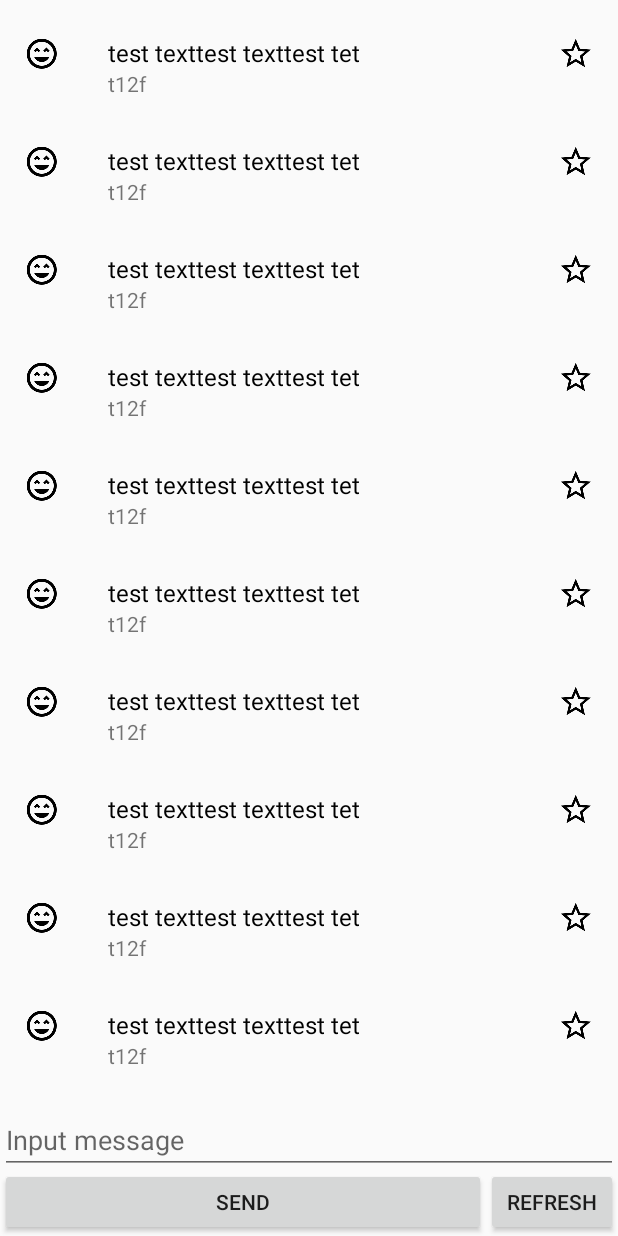
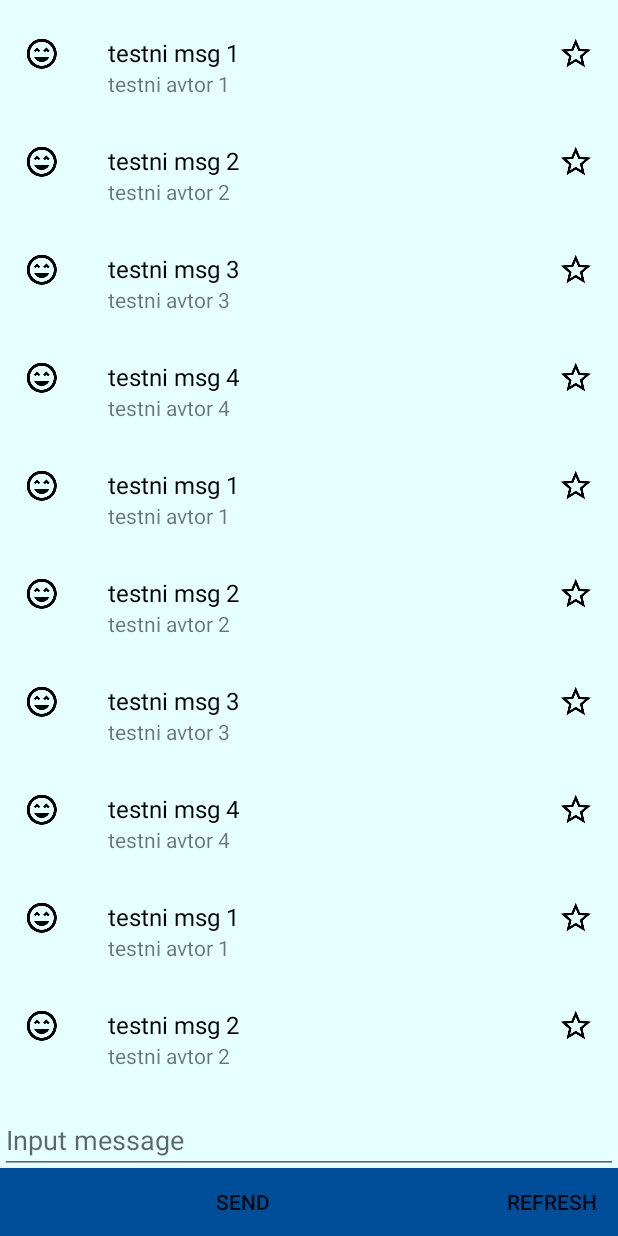
Before and after one commit to lenartbezek/ServiceChat, an Android app: the screen it shows after launch (MessageActivity), after a tap on "LOGIN", on a phone screen of 412 x 824 dp. Run offline under Robolectric (Android 15) with nearby library versions, the phone set to English and light mode, and no system bars.

Commit message:
Fixed
Should now work

```diff
--- a/AndroidStudioProject/ServiceChatTM/app/src/main/java/com/example/admin/servicechattm/adapter/ServiceChatAdapter.java
+++ b/AndroidStudioProject/ServiceChatTM/app/src/main/java/com/example/admin/servicechattm/adapter/ServiceChatAdapter.java
@@ -15,7 +15,7 @@ import java.util.ArrayList;
 import java.util.List;
 
 /**
- * Created by Admin on 28.12.2016.
+ * Adapter za recycler view
  */
 
 public class ServiceChatAdapter extends RecyclerView.Adapter<ServiceChatAdapter.Holder>{
@@ -25,25 +25,27 @@ public class ServiceChatAdapter extends RecyclerView.Adapter<ServiceChatAdapter.
 
     private ItemClickCallback itemClickCallback;
 
-    public interface ItemClickCallback{
-
+    public interface ItemClickCallback {
         void onItemClick(int p);
         void onSecondaryIconClick(int p);
     }
 
-    public void setItemClickCallback(final ItemClickCallback itemClickCallback){
-
+    public void setItemClickCallback(final ItemClickCallback itemClickCallback) {
         this.itemClickCallback = itemClickCallback;
     }
 
     public ServiceChatAdapter(List<ListItem> listData, Context c){
-
-        this.inflater = LayoutInflater.from(c);
+        inflater = LayoutInflater.from(c);
         this.listData = listData;
     }
 
+    public void setListData(ArrayList<ListItem> exerciseList) {
+        this.listData.clear();
+        this.listData.addAll(exerciseList);
+    }
+
     @Override
-    public Holder onCreateViewHolder(ViewGroup parent, int viewType) {
+    public ServiceChatAdapter.Holder onCreateViewHolder(ViewGroup parent, int viewType) {
         View view = inflater.inflate(R.layout.list_item, parent, false);
         return new Holder(view);
     }
@@ -52,17 +54,12 @@ public class ServiceChatAdapter extends RecyclerView.Adapter<ServiceChatAdapter.
     public void onBindViewHolder(Holder holder, int position) {
         ListItem item = listData.get(position);
         holder.title.setText(item.getTitle());
-        holder.name.setText(item.getName());
-        if(item.isFavorite()){
+        holder.subTitle.setText(item.getSubTitle());
+        if (item.isFavourite()){
             holder.secondaryIcon.setImageResource(R.drawable.ic_star_black_24dp);
-        }else{
+        } else {
             holder.secondaryIcon.setImageResource(R.drawable.ic_star_border_black_24dp);
         }
-    }
-
-    public void setListData(ArrayList<ListItem> nekiList){
-        this.listData.clear();
-        this.listData.addAll(nekiList);
     }
 
     @Override
@@ -72,32 +69,30 @@ public class ServiceChatAdapter extends RecyclerView.Adapter<ServiceChatAdapter.
 
     class Holder extends RecyclerView.ViewHolder implements View.OnClickListener{
 
-        private TextView title;
-        private TextView name;
-        private ImageView thumbnail;
-        private ImageView secondaryIcon;
-        private View container;
+        ImageView thumbnail;
+        ImageView secondaryIcon;
+        TextView title;
+        TextView subTitle;
+        View container;
 
         public Holder(View itemView) {
             super(itemView);
-
-            title = (TextView)itemView.findViewById(R.id.twItemTextMessage);
-            name = (TextView)itemView.findViewById(R.id.twItemTextMessageAuthor);
-            thumbnail = (ImageView)itemView.findViewById(R.id.iwItemImage);
-            secondaryIcon = (ImageView)itemView.findViewById(R.id.iwItemIconSecondary);
+            thumbnail = (ImageView)itemView.findViewById(R.id.iwAuthorIcon);
+            secondaryIcon = (ImageView)itemView.findViewById(R.id.iwSecondaryIcon);
             secondaryIcon.setOnClickListener(this);
-            container = itemView.findViewById(R.id.contItemRoot);
+            subTitle = (TextView)itemView.findViewById(R.id.twAuthorName);
+            title = (TextView)itemView.findViewById(R.id.twMessage);
+            container = (View)itemView.findViewById(R.id.cont_item_root);
             container.setOnClickListener(this);
         }
 
         @Override
         public void onClick(View v) {
-            if(v.getId() == R.id.contItemRoot){
+            if (v.getId() == R.id.cont_item_root){
                 itemClickCallback.onItemClick(getAdapterPosition());
-            }else{
+            } else {
                 itemClickCallback.onSecondaryIconClick(getAdapterPosition());
             }
         }
     }
-
 }
--- a/AndroidStudioProject/ServiceChatTM/app/src/main/java/com/example/admin/servicechattm/model/DummyData.java
+++ b/AndroidStudioProject/ServiceChatTM/app/src/main/java/com/example/admin/servicechattm/model/DummyData.java
@@ -6,28 +6,27 @@ import java.util.ArrayList;
 import java.util.List;
 
 /**
- * Created by Admin on 28.12.2016.
+ * Neki testni podatki, naj bi simulirali nekaj kar bi nek servis vrgu vn v jsonu
  */
 
 public class DummyData {
+    private static final String[] titles = {"testni msg 1", "testni msg 2", "testni msg 3", "testni msg 4"
+    };
+    private static final String[] subTitles = {"testni avtor 1", "testni avtor 2", "testni avtor 3", "testni avtor 4"
 
-    private static final String[] titles = {"test 1", "test 2", "test 3"};
-    private static final String[] names = {"name1", "name2", "name3"};
+    };
     private static final int icon = R.drawable.ic_sentiment_very_satisfied_black_24dp;
-    private static final int[] icons = {android.R.drawable.ic_popup_reminder, android.R.drawable.ic_menu_add, android.R.drawable.ic_menu_delete};
 
-    public static List<ListItem> getListData(){
-
+    public static List<ListItem> getListData() {
         List<ListItem> data = new ArrayList<>();
-        for(int i =0; i<5; i++)
-            for(int j=0; j < titles.length; j++){
+        for (int x = 0; x < 4; x++) {
+            for (int i = 0; i < titles.length; i++) {
                 ListItem item = new ListItem();
-                item.setTitle(titles[j]);
-                item.setName(names[j]);
-
-
+                item.setTitle(titles[i]);
+                item.setSubTitle(subTitles[i]);
                 data.add(item);
             }
+        }
         return data;
     }
 }
--- a/AndroidStudioProject/ServiceChatTM/app/src/main/java/com/example/admin/servicechattm/model/ListItem.java
+++ b/AndroidStudioProject/ServiceChatTM/app/src/main/java/com/example/admin/servicechattm/model/ListItem.java
@@ -1,30 +1,37 @@
 package com.example.admin.servicechattm.model;
 
 /**
- * Created by Admin on 28.12.2016.
+ * Definira en element v recycler view-u
  */
 
 public class ListItem {
+    private int imageResId;
+    private String subTitle;
+    private String title;
+    private boolean favourite = false;
 
-    private String title;
-    private int imageResId;
-    private String name;
-    private boolean favorite = false;
-
-    public String getName() {
-        return name;
+    public String getSubTitle() {
+        return subTitle;
     }
 
-    public void setName(String name) {
-        this.name = name;
+    public void setSubTitle(String subTitle) {
+        this.subTitle = subTitle;
     }
 
-    public boolean isFavorite() {
-        return favorite;
+    public boolean isFavourite() {
+        return favourite;
     }
 
-    public void setFavorite(boolean favorite) {
-        this.favorite = favorite;
+    public void setFavourite(boolean favourite) {
+        this.favourite = favourite;
+    }
+
+    public int getImageResId() {
+        return imageResId;
+    }
+
+    public void setImageResId(int imageResId) {
+        this.imageResId = imageResId;
     }
 
     public String getTitle() {
@@ -34,12 +41,4 @@ public class ListItem {
     public void setTitle(String title) {
         this.title = title;
     }
-
-    public int getImageResId() {
-        return imageResId;
-    }
-
-    public void setImageResId(int imageResId) {
-        this.imageResId = imageResId;
-    }
 }
--- a/AndroidStudioProject/ServiceChatTM/app/src/main/java/com/example/admin/servicechattm/model/LoginRequest.java
+++ b/AndroidStudioProject/ServiceChatTM/app/src/main/java/com/example/admin/servicechattm/model/LoginRequest.java
@@ -8,11 +8,10 @@ import java.util.HashMap;
 import java.util.Map;
 
 /**
- * Created by Admin on 28.12.2016.
+ * Naredi z nek request z username in pw ki ga pošlješ na nek url
  */
 
 public class LoginRequest extends StringRequest{
-    //naredi volley request za nek servis
     private static final String LOGIN_REQUEST_URL = "nevem ksn je link od servisa";
     private Map<String, String> params;
 
--- a/AndroidStudioProject/ServiceChatTM/app/src/main/java/com/example/admin/servicechattm/ui/DetailActivity.java
+++ b/AndroidStudioProject/ServiceChatTM/app/src/main/java/com/example/admin/servicechattm/ui/DetailActivity.java
@@ -1,15 +1,20 @@
 package com.example.admin.servicechattm.ui;
 
+import android.os.Bundle;
 import android.support.v7.app.AppCompatActivity;
-import android.os.Bundle;
 import android.widget.TextView;
 
 import com.example.admin.servicechattm.R;
 
+/**
+ * Definira activity ki se zgodi ko klikneš na nek element v recycler view-u in ga celega prikaže
+ */
+
 public class DetailActivity extends AppCompatActivity {
     private static final String BUNDLE_EXTRAS = "BUNDLE_EXTRAS";
-    private static final String EXTRA_QUOTE = "EXTRA_QUOTE";
-    private static final String EXTRA_ATTR = "EXTRA_ATTR";
+    private static final String EXTRA_MSG = "EXTRA_QUOTE";
+    private static final String EXTRA_NAME = "EXTRA_ATTR";
+
 
     @Override
     protected void onCreate(Bundle savedInstanceState) {
@@ -18,7 +23,7 @@ public class DetailActivity extends AppCompatActivity {
 
         Bundle extras = getIntent().getBundleExtra(BUNDLE_EXTRAS);
 
-        ((TextView)findViewById(R.id.twItemTextMessage)).setText(extras.getString(EXTRA_QUOTE));
-        ((TextView)findViewById(R.id.twItemTextMessageAuthor)).setText(extras.getString(EXTRA_ATTR));
+        ((TextView)findViewById(R.id.twMessage)).setText(extras.getString(EXTRA_MSG));
+        ((TextView)findViewById(R.id.twMessageAuthor)).setText(extras.getString(EXTRA_NAME));
     }
 }
--- a/AndroidStudioProject/ServiceChatTM/app/src/main/java/com/example/admin/servicechattm/ui/LoginActivity.java
+++ b/AndroidStudioProject/ServiceChatTM/app/src/main/java/com/example/admin/servicechattm/ui/LoginActivity.java
@@ -46,7 +46,7 @@ public class LoginActivity extends AppCompatActivity {
                             if(success){
                                 String name = jsonResponse.getString("name");
                                 String surname = jsonResponse.getString("surname");
-                                Intent intent = new Intent(LoginActivity.this, MsgActivity.class);
+                                Intent intent = new Intent(LoginActivity.this, MessageActivity.class);
                                 intent.putExtra("name", name);
                                 intent.putExtra("surname", surname);
                                 LoginActivity.this.startActivity(intent);
--- a/AndroidStudioProject/ServiceChatTM/app/src/main/java/com/example/admin/servicechattm/ui/MessageActivity.java
+++ b/AndroidStudioProject/ServiceChatTM/app/src/main/java/com/example/admin/servicechattm/ui/MessageActivity.java
@@ -1,8 +1,8 @@
 package com.example.admin.servicechattm.ui;
 
 import android.content.Intent;
+import android.os.Bundle;
 import android.support.v7.app.AppCompatActivity;
-import android.os.Bundle;
 import android.support.v7.widget.LinearLayoutManager;
 import android.support.v7.widget.RecyclerView;
 
@@ -12,20 +12,17 @@ import com.example.admin.servicechattm.model.DummyData;
 import com.example.admin.servicechattm.model.ListItem;
 
 import java.util.ArrayList;
-import java.util.List;
 
-public class MessageActivity extends AppCompatActivity implements ServiceChatAdapter.ItemClickCallback{
+/**
+ * Definira message activity, send and refresh buttons not implemented
+ */
 
-    //Intent intent = getIntent();
-    //String name = intent.getStringExtra("name");
-    //String surname = intent.getStringExtra("surname");
-
+public class MessageActivity extends AppCompatActivity implements ServiceChatAdapter.ItemClickCallback {
     private static final String BUNDLE_EXTRAS = "BUNDLE_EXTRAS";
     private static final String EXTRA_QUOTE = "EXTRA_QUOTE";
     private static final String EXTRA_ATTR = "EXTRA_ATTR";
 
-
-    private RecyclerView recView;
+    private RecyclerView recyclerView;
     private ServiceChatAdapter adapter;
     private ArrayList listData;
 
@@ -34,13 +31,13 @@ public class MessageActivity extends AppCompatActivity implements ServiceChatAda
         super.onCreate(savedInstanceState);
         setContentView(R.layout.activity_message);
 
-        listData = (ArrayList)DummyData.getListData();
+        listData = (ArrayList) DummyData.getListData();
 
-        recView = (RecyclerView)findViewById(R.id.recList);
-        recView.setLayoutManager(new LinearLayoutManager(this));
+        recyclerView = (RecyclerView) findViewById(R.id.recList);
+        recyclerView.setLayoutManager(new LinearLayoutManager(this));
 
         adapter = new ServiceChatAdapter(DummyData.getListData(), this);
-        recView.setAdapter(adapter);
+        recyclerView.setAdapter(adapter);
         adapter.setItemClickCallback(this);
     }
 
@@ -52,19 +49,19 @@ public class MessageActivity extends AppCompatActivity implements ServiceChatAda
 
         Bundle extras = new Bundle();
         extras.putString(EXTRA_QUOTE, item.getTitle());
-        extras.putString(EXTRA_ATTR, item.getName());
+        extras.putString(EXTRA_ATTR, item.getSubTitle());
+        i.putExtra(BUNDLE_EXTRAS, extras);
 
-        i.putExtra(BUNDLE_EXTRAS, extras);
         startActivity(i);
     }
 
     @Override
     public void onSecondaryIconClick(int p) {
         ListItem item = (ListItem) listData.get(p);
-        if(item.isFavorite()){
-            item.setFavorite(false);
-        }else{
-            item.setFavorite(true);
+        if (item.isFavourite()){
+            item.setFavourite(false);
+        } else {
+            item.setFavourite(true);
         }
         adapter.setListData(listData);
         adapter.notifyDataSetChanged();
--- a/AndroidStudioProject/ServiceChatTM/app/src/main/res/drawable-v21/background_state_drawable.xml
+++ b/AndroidStudioProject/ServiceChatTM/app/src/main/res/drawable-v21/background_state_drawable.xml
@@ -1,4 +1,4 @@
 <?xml version="1.0" encoding="utf-8"?>
-<ripple xmlns:android="http://schemas.android.com/apk/res/android" android:color="#b6b6b6">
+<ripple xmlns:android="http://schemas.android.com/apk/res/android" android:color="#B6B6B6">
     <item android:id="@android:id/mask" android:drawable="@android:color/white"/>
 </ripple>
--- a/AndroidStudioProject/ServiceChatTM/app/src/main/res/drawable/background_state_drawable.xml
+++ b/AndroidStudioProject/ServiceChatTM/app/src/main/res/drawable/background_state_drawable.xml
@@ -2,7 +2,7 @@
 <selector xmlns:android="http://schemas.android.com/apk/res/android">
     <item android:state_pressed="true">
         <shape>
-            <solid android:color="#b6b6b6"/>
+            <solid android:color="#B6B6B6"/>
         </shape>
     </item>
     <item>
--- a/AndroidStudioProject/ServiceChatTM/app/src/main/res/layout/activity_detail.xml
+++ b/AndroidStudioProject/ServiceChatTM/app/src/main/res/layout/activity_detail.xml
@@ -1,29 +1,28 @@
 <?xml version="1.0" encoding="utf-8"?>
-<RelativeLayout xmlns:android="http://schemas.android.com/apk/res/android"
+<RelativeLayout
+    xmlns:android="http://schemas.android.com/apk/res/android"
     xmlns:tools="http://schemas.android.com/tools"
-    android:id="@+id/activity_detail"
     android:layout_width="match_parent"
     android:layout_height="match_parent"
     android:paddingBottom="@dimen/activity_vertical_margin"
     android:paddingLeft="@dimen/activity_horizontal_margin"
     android:paddingRight="@dimen/activity_horizontal_margin"
     android:paddingTop="@dimen/activity_vertical_margin"
+    android:background="@color/appBG"
     tools:context="com.example.admin.servicechattm.ui.DetailActivity">
 
     <TextView
-        android:id="@+id/twItemTextMessage"
+        android:id="@+id/twMessage"
         android:layout_width="match_parent"
         android:layout_height="wrap_content"
-        android:fontFamily="sans-serif-medium"
-    />
+        android:fontFamily="sans-serif-medium" />
 
     <TextView
-        android:id="@+id/twItemTextMessageAuthor"
+        android:id="@+id/twMessageAuthor"
         android:layout_width="match_parent"
         android:layout_height="wrap_content"
-        android:layout_below="@+id/twItemTextMessage"
+        android:layout_below="@id/twMessage"
         android:fontFamily="sans-serif-light"
-        android:textStyle="italic"
-        />
+        android:textStyle="italic" />
 
 </RelativeLayout>
--- a/AndroidStudioProject/ServiceChatTM/app/src/main/res/layout/activity_message.xml
+++ b/AndroidStudioProject/ServiceChatTM/app/src/main/res/layout/activity_message.xml
@@ -4,6 +4,7 @@
     android:id="@+id/activity_msg"
     android:layout_width="match_parent"
     android:layout_height="match_parent"
+    android:background="@color/appBG"
     tools:context="com.example.admin.servicechattm.ui.MessageActivity">
 
     <android.support.v7.widget.RecyclerView
@@ -22,33 +23,36 @@
         android:id="@+id/bRefresh"
         android:layout_alignTop="@+id/bSend"
         android:layout_alignParentRight="true"
-        android:layout_alignParentEnd="true" />
+        android:layout_alignParentEnd="true"
+        android:background="@color/loginButtonColor"
+        />
 
     <Button
         android:text="Send"
         android:layout_width="wrap_content"
         android:layout_height="wrap_content"
         android:id="@+id/bSend"
-        android:layout_alignTop="@+id/editText"
+        android:layout_alignTop="@+id/etSendMessage"
         android:layout_alignParentLeft="true"
         android:layout_alignParentStart="true"
         android:layout_marginTop="41dp"
         android:layout_toLeftOf="@+id/bRefresh"
-        android:layout_toStartOf="@+id/bRefresh" />
+        android:layout_toStartOf="@+id/bRefresh"
+        android:background="@color/loginButtonColor"
+        />
 
     <EditText
         android:layout_width="wrap_content"
         android:layout_height="wrap_content"
         android:inputType="textPersonName"
         android:ems="10"
-        android:id="@+id/editText"
+        android:id="@+id/etSendMessage"
         android:layout_marginBottom="41dp"
         android:hint="Input message"
         android:layout_alignParentBottom="true"
         android:layout_alignParentRight="true"
         android:layout_alignParentEnd="true"
         android:layout_alignParentLeft="true"
-        android:layout_alignParentStart="true" />
-
-
+        android:layout_alignParentStart="true"
+        />
 </RelativeLayout>
--- a/AndroidStudioProject/ServiceChatTM/app/src/main/res/layout/list_item.xml
+++ b/AndroidStudioProject/ServiceChatTM/app/src/main/res/layout/list_item.xml
@@ -1,53 +1,49 @@
 <?xml version="1.0" encoding="utf-8"?>
 <RelativeLayout xmlns:android="http://schemas.android.com/apk/res/android"
-    android:id="@+id/contItemRoot"
+    android:id="@+id/cont_item_root"
     android:layout_width="match_parent"
     android:layout_height="72dp"
     android:background="@drawable/background_state_drawable"
     android:clickable="true"
     >
 
-
     <ImageView
-        android:id="@+id/iwItemImage"
+        android:id="@+id/iwAuthorIcon"
         android:layout_width="wrap_content"
         android:layout_height="wrap_content"
         android:layout_centerVertical="true"
         android:paddingLeft="16dp"
-        android:src="@drawable/ic_sentiment_very_satisfied_black_24dp"
-        />
+        android:src="@drawable/ic_sentiment_very_satisfied_black_24dp" />
 
     <TextView
-        android:id="@+id/twItemText"
+        android:id="@+id/twMessage"
         android:layout_width="match_parent"
         android:layout_height="wrap_content"
-        android:layout_alignTop="@+id/iwItemImage"
+        android:layout_alignTop="@+id/iwAuthorIcon"
         android:layout_marginLeft="72dp"
         android:layout_marginRight="48dp"
         android:ellipsize="end"
         android:fontFamily="sans-serif"
-        android:maxLines="1"
-        android:text="test texttest texttest tet"
+        android:text="testni msg 123 123"
         android:textColor="@android:color/black"
         android:textSize="16sp"
-        />
+        android:maxLines="1" />
 
     <TextView
-        android:id="@+id/twItemIcon"
+        android:id="@+id/twAuthorName"
         android:layout_width="match_parent"
         android:layout_height="wrap_content"
-        android:layout_below="@id/twItemText"
+        android:layout_below="@+id/twMessage"
         android:layout_marginLeft="72dp"
         android:layout_marginRight="48dp"
         android:ellipsize="end"
         android:fontFamily="sans-serif"
-        android:maxLines="1"
-        android:text="t12f"
+        android:text="avtor 123"
         android:textSize="14sp"
-        />
+        android:maxLines="1" />
 
     <ImageView
-        android:id="@+id/iwItemIconSecondary"
+        android:id="@+id/iwSecondaryIcon"
         android:layout_width="wrap_content"
         android:layout_height="match_parent"
         android:layout_alignParentRight="true"
--- a/AndroidStudioProject/ServiceChatTM/app/src/main/res/values/colors.xml
+++ b/AndroidStudioProject/ServiceChatTM/app/src/main/res/values/colors.xml
@@ -4,4 +4,5 @@
     <color name="colorPrimaryDark">#262626</color>
     <color name="colorAccent">#004d99</color>
     <color name="loginButtonColor">#004d99</color>
+    <color name="appBG">#e6ffff</color>
 </resources>
```
